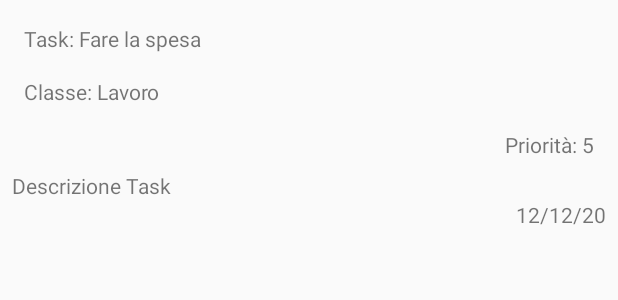
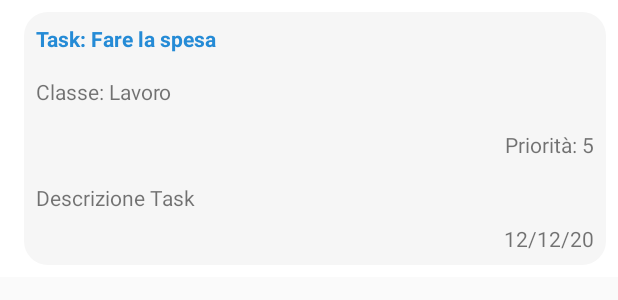
Before and after one commit to Zacomo/Istentu, an Android app: the layout recycler_view_item.xml on its own in the app's theme, with its tools: preview values and no code run, on a phone screen of 412 x 824 dp. Shown: the top 300 px of the screen. Run offline under Robolectric (Android 15) with nearby library versions, the phone set to English and light mode, and no system bars.

Commit message:
Aggiunta sfondo e modifica colori per Item della recyclerview

```diff
--- /dev/null
+++ b/app/src/main/res/drawable/card_bg.xml
@@ -0,0 +1,7 @@
+<?xml version="1.0" encoding="utf-8"?>
+<shape xmlns:android="http://schemas.android.com/apk/res/android">
+
+    <solid android:color="@color/card_bg_color"/>
+    <corners android:radius="16dp"/>
+
+</shape>
--- a/app/src/main/res/layout/recycler_view_item.xml
+++ b/app/src/main/res/layout/recycler_view_item.xml
@@ -6,14 +6,24 @@
     android:orientation="vertical"
     android:padding="8dp"
     android:layout_width="match_parent"
-    android:layout_height="wrap_content">
+    android:layout_height="wrap_content"
+    android:background="#fff">
 
+  <LinearLayout
+      android:layout_width="match_parent"
+      android:layout_height="wrap_content"
+      android:orientation="vertical"
+      android:layout_marginStart="8dp"
+      android:layout_marginLeft="8dp"
+      android:background="@drawable/card_bg">
   <TextView
       android:id="@+id/taskName"
       android:layout_width="wrap_content"
       android:layout_height="wrap_content"
       android:layout_gravity="start"
       android:padding="8dp"
+      android:textStyle="bold"
+      android:textColor="@color/title_text"
       tools:text="Task: Fare la spesa" />
   <TextView
       android:id="@+id/taskClass"
@@ -34,6 +44,7 @@
       android:id="@+id/taskDescription"
       android:layout_width="wrap_content"
       android:layout_height="wrap_content"
+      android:padding="8dp"
       android:text="Descrizione Task"/>
 
   <TextView
@@ -41,9 +52,11 @@
       android:layout_width="wrap_content"
       android:layout_height="wrap_content"
       android:layout_gravity="end"
+      android:paddingRight="8dp"
+      android:paddingBottom="8dp"
       android:text="12/12/20"/>
 
 
-
+  </LinearLayout>
 
 </LinearLayout>
--- a/app/src/main/res/values/colors.xml
+++ b/app/src/main/res/values/colors.xml
@@ -4,4 +4,8 @@
     <color name="colorPrimaryDark">#00574B</color>
     <color name="colorAccent">#1B44D8</color>
 
+    <color name="card_bg_color">#f6f6f6</color>
+    <color name="title_text">#258bd6</color>
+    <color name="content_text_color">#999da4</color>
+
 </resources>
```
